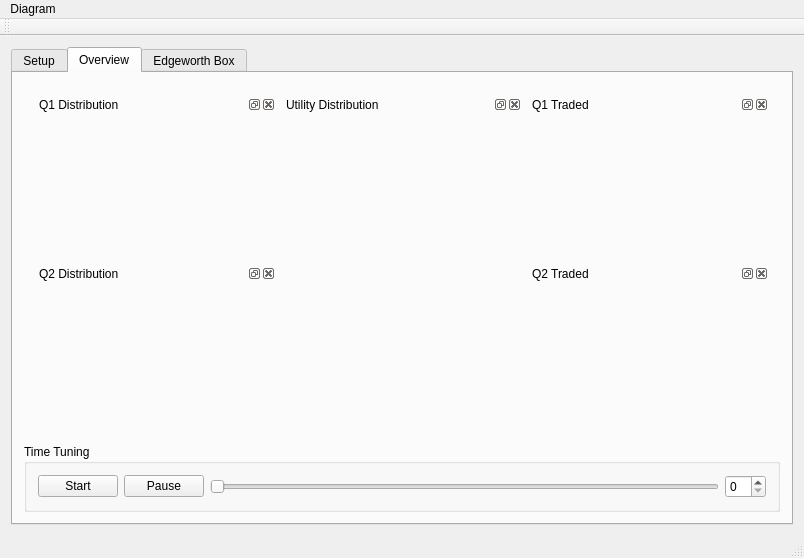
First picture: the form in code/app/MarketPlayer/mainwindow.ui, repository kottalovag/marketplayer, before the edit.
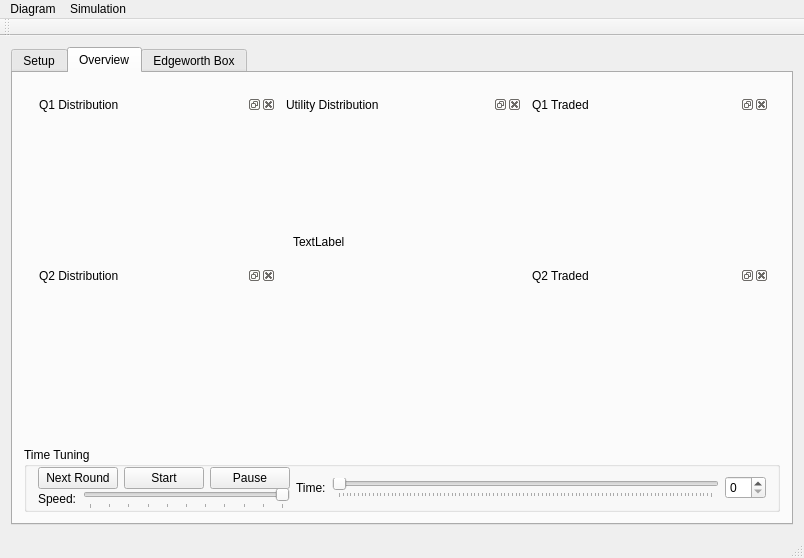
Second picture: the form after the edit. The open tabs and pages were chosen to show the change. Custom widgets are drawn as their Qt base class.

Commit message: [m] A lot of work. Finally working model and ui. Overall: -On windows gcc std::random_device has fix seed now, no use ->time(0) again

Patch:
```diff
--- a/code/app/MarketPlayer/mainwindow.ui
+++ b/code/app/MarketPlayer/mainwindow.ui
@@ -309,9 +309,29 @@
               <string>Utility Distribution</string>
              </property>
              <widget class="QWidget" name="dockWidgetContents_4">
-              <layout class="QHBoxLayout" name="horizontalLayout_3">
+              <layout class="QVBoxLayout" name="verticalLayout_8">
                <item>
-                <widget class="QCustomPlot" name="plotUtilityDistribution" native="true"/>
+                <widget class="QCustomPlot" name="plotUtilityDistribution" native="true">
+                 <property name="sizePolicy">
+                  <sizepolicy hsizetype="Preferred" vsizetype="Expanding">
+                   <horstretch>0</horstretch>
+                   <verstretch>0</verstretch>
+                  </sizepolicy>
+                 </property>
+                </widget>
+               </item>
+               <item>
+                <widget class="QLabel" name="labelSumUtilities">
+                 <property name="sizePolicy">
+                  <sizepolicy hsizetype="Preferred" vsizetype="Preferred">
+                   <horstretch>0</horstretch>
+                   <verstretch>0</verstretch>
+                  </sizepolicy>
+                 </property>
+                 <property name="text">
+                  <string>TextLabel</string>
+                 </property>
+                </widget>
                </item>
               </layout>
              </widget>
@@ -354,17 +374,90 @@
            <string>Time Tuning</string>
           </property>
           <layout class="QHBoxLayout" name="horizontalLayout">
+           <property name="topMargin">
+            <number>0</number>
+           </property>
+           <property name="bottomMargin">
+            <number>0</number>
+           </property>
            <item>
-            <widget class="QPushButton" name="pushButtonStart">
-             <property name="text">
-              <string>Start</string>
+            <layout class="QVBoxLayout" name="verticalLayout_6">
+             <property name="spacing">
+              <number>0</number>
              </property>
-            </widget>
+             <item>
+              <layout class="QHBoxLayout" name="horizontalLayout_10">
+               <item>
+                <widget class="QPushButton" name="pushButtonNextRound">
+                 <property name="text">
+                  <string>Next Round</string>
+                 </property>
+                </widget>
+               </item>
+               <item>
+                <widget class="QPushButton" name="pushButtonStart">
+                 <property name="text">
+                  <string>Start</string>
+                 </property>
+                </widget>
+               </item>
+               <item>
+                <widget class="QPushButton" name="pushButtonPause">
+                 <property name="text">
+                  <string>Pause</string>
+                 </property>
+                </widget>
+               </item>
+              </layout>
+             </item>
+             <item>
+              <layout class="QHBoxLayout" name="horizontalLayout_11">
+               <item>
+                <widget class="QLabel" name="label_2">
+                 <property name="sizePolicy">
+                  <sizepolicy hsizetype="Fixed" vsizetype="Preferred">
+                   <horstretch>0</horstretch>
+                   <verstretch>0</verstretch>
+                  </sizepolicy>
+                 </property>
+                 <property name="text">
+                  <string>Speed:</string>
+                 </property>
+                </widget>
+               </item>
+               <item>
+                <widget class="QSlider" name="sliderSpeed">
+                 <property name="sizePolicy">
+                  <sizepolicy hsizetype="Preferred" vsizetype="Fixed">
+                   <horstretch>0</horstretch>
+                   <verstretch>0</verstretch>
+                  </sizepolicy>
+                 </property>
+                 <property name="maximum">
+                  <number>10</number>
+                 </property>
+                 <property name="orientation">
+                  <enum>Qt::Horizontal</enum>
+                 </property>
+                 <property name="invertedAppearance">
+                  <bool>true</bool>
+                 </property>
+                 <property name="invertedControls">
+                  <bool>false</bool>
+                 </property>
+                 <property name="tickPosition">
+                  <enum>QSlider::TicksBelow</enum>
+                 </property>
+                </widget>
+               </item>
+              </layout>
+             </item>
+            </layout>
            </item>
            <item>
-            <widget class="QPushButton" name="pushButtonPause">
+            <widget class="QLabel" name="label_3">
              <property name="text">
-              <string>Pause</string>
+              <string>Time:</string>
              </property>
             </widget>
            </item>
@@ -373,6 +466,9 @@
              <property name="orientation">
               <enum>Qt::Horizontal</enum>
              </property>
+             <property name="tickPosition">
+              <enum>QSlider::TicksBelow</enum>
+             </property>
             </widget>
            </item>
            <item>
@@ -458,7 +554,19 @@
     </property>
     <addaction name="actionSaveEdgeworthDiagram"/>
    </widget>
+   <widget class="QMenu" name="menuSimulation">
+    <property name="title">
+     <string>Simulation</string>
+    </property>
+    <addaction name="actionApply"/>
+    <addaction name="separator"/>
+    <addaction name="actionNextTrade"/>
+    <addaction name="actionNextRound"/>
+    <addaction name="actionStart"/>
+    <addaction name="actionPause"/>
+   </widget>
    <addaction name="menuDiagram"/>
+   <addaction name="menuSimulation"/>
   </widget>
   <widget class="QToolBar" name="mainToolBar">
    <attribute name="toolBarArea">
```
Left out of the diff: 86 changed lines with no effect on the pictures. The commit also changes 4 other files.
